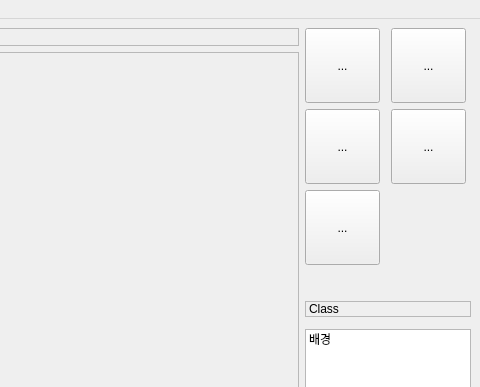
Before: the Qt Designer form ui_design/mainWindow.ui in HYOJAE15/BOXOR, drawn with Qt 5; both pictures show x 936 to 1416 and y 0 to 387 of the 1416 by 695 pixel window.
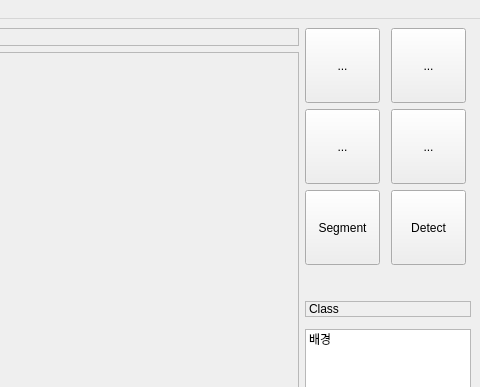
After: the same form once the commit is applied. Icons and pictures are not drawn.

Commit message: [init] autolabelButton yoloSegmentation

```diff
--- a/ui_design/mainWindow.ui
+++ b/ui_design/mainWindow.ui
@@ -492,7 +492,7 @@
      </widget>
     </item>
     <item row="2" column="1">
-     <widget class="QToolButton" name="yoloDetectButton">
+     <widget class="QToolButton" name="yoloSegmentButton">
       <property name="minimumSize">
        <size>
         <width>75</width>
@@ -500,11 +500,7 @@
        </size>
       </property>
       <property name="text">
-       <string>...</string>
-      </property>
-      <property name="icon">
-       <iconset>
-        <normaloff>../Icon/ai.png</normaloff>../Icon/ai.png</iconset>
+       <string>Segment</string>
       </property>
       <property name="iconSize">
        <size>
@@ -514,6 +510,19 @@
       </property>
      </widget>
     </item>
+    <item row="2" column="2">
+     <widget class="QToolButton" name="yoloDetectButton">
+      <property name="minimumSize">
+       <size>
+        <width>75</width>
+        <height>75</height>
+       </size>
+      </property>
+      <property name="text">
+       <string>Detect</string>
+      </property>
+     </widget>
+    </item>
    </layout>
   </widget>
   <widget class="QMenuBar" name="menubar">
```
The commit also changes 3 other files.
